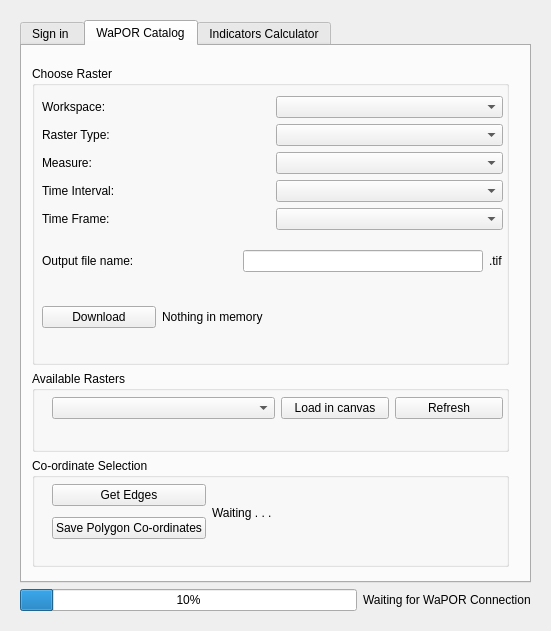
Qt form wap_plugin_dialog_base.ui (WAGIS/wap_plugin) before a commit.
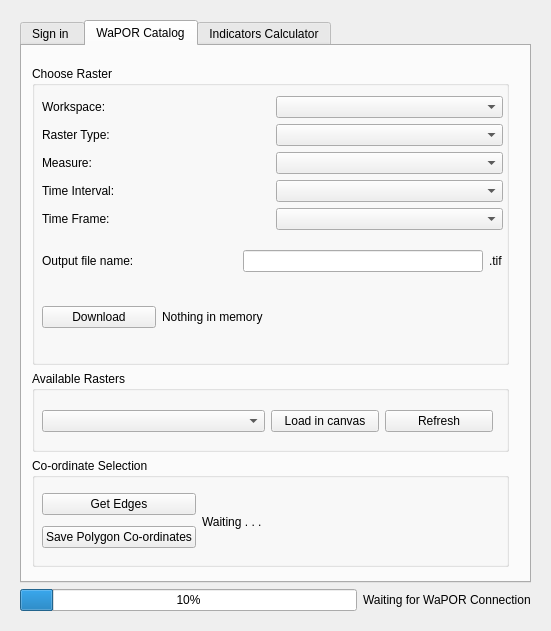
The same form after that commit. The open tabs and pages were chosen to show the change.

Commit message: Signin disabled when logged successfully. Cleaned up Download UI

What changed in the file:
```diff
--- a/wap_plugin_dialog_base.ui
+++ b/wap_plugin_dialog_base.ui
@@ -305,10 +305,10 @@
            <widget class="QWidget" name="layoutWidget_5">
             <property name="geometry">
              <rect>
-              <x>20</x>
-              <y>21</y>
+              <x>10</x>
+              <y>20</y>
               <width>451</width>
-              <height>32</height>
+              <height>61</height>
              </rect>
             </property>
             <layout class="QHBoxLayout" name="horizontalLayout_14">
@@ -345,9 +345,9 @@
            <widget class="QWidget" name="layoutWidget_4">
             <property name="geometry">
              <rect>
-              <x>20</x>
-              <y>21</y>
-              <width>441</width>
+              <x>10</x>
+              <y>30</y>
+              <width>451</width>
               <height>67</height>
              </rect>
             </property>
```
Left out of the diff: 2 changed lines with no effect on the pictures. The commit also changes 1 other file.
